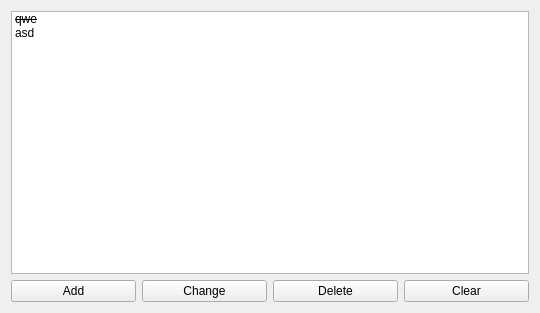
This is untitled.ui in ANtlord/DoAndCheck as Qt 5 draws it before an edit. The edited form follows.
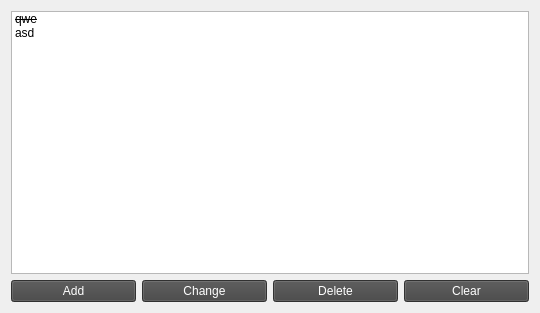
This is the edited form. Icons and pictures are not drawn.

Commit message: Dark buttons are created. But the background is applied inappropriately. The background is not solid.

```diff
--- a/untitled.ui
+++ b/untitled.ui
@@ -17,6 +17,18 @@
    <iconset>
     <normaloff>icon_16.png</normaloff>icon_16.png</iconset>
   </property>
+  <property name="styleSheet">
+   <string notr="true">QPushButton {
+	background: #444;
+	color: white;
+}
+QPushButton:hover {
+	background: #303030;
+}
+QPushButton:pressed{
+	background: black;
+}</string>
+  </property>
   <layout class="QVBoxLayout" name="verticalLayout_2">
    <item>
     <layout class="QVBoxLayout" name="verticalLayout">
@@ -60,6 +72,9 @@
      </property>
      <item>
       <widget class="QPushButton" name="pushButton_2">
+       <property name="styleSheet">
+        <string notr="true"/>
+       </property>
        <property name="text">
         <string>Add</string>
        </property>
@@ -74,6 +89,12 @@
      </item>
      <item>
       <widget class="QPushButton" name="pushButton">
+       <property name="cursor">
+        <cursorShape>ArrowCursor</cursorShape>
+       </property>
+       <property name="autoFillBackground">
+        <bool>true</bool>
+       </property>
        <property name="text">
         <string>Delete</string>
        </property>
```
